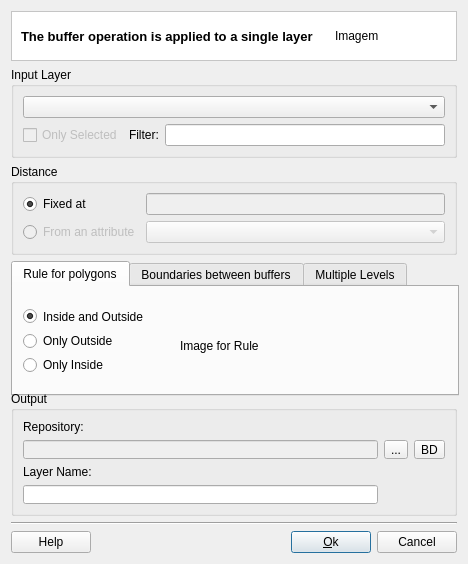
First picture: the form in src/terralib/vp/qt/ui/BufferDialogForm.ui, repository claudiobogossian/terralib5, before the edit.
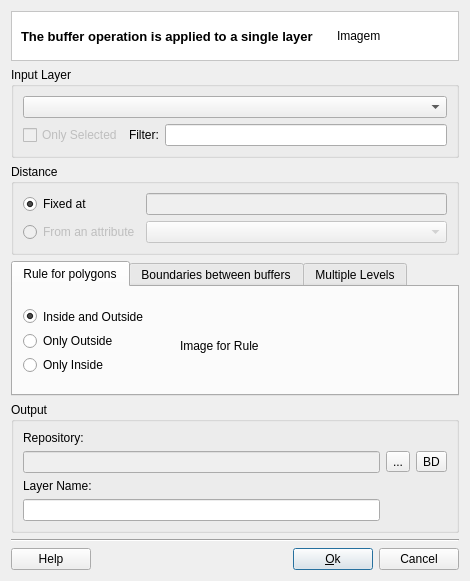
Second picture: the form after the edit. Custom widgets are drawn as their Qt base class.

Diff of the .ui file:
```diff
--- a/src/terralib/vp/qt/ui/BufferDialogForm.ui
+++ b/src/terralib/vp/qt/ui/BufferDialogForm.ui
@@ -10,12 +10,6 @@
     <height>564</height>
    </rect>
   </property>
-  <property name="minimumSize">
-   <size>
-    <width>468</width>
-    <height>564</height>
-   </size>
-  </property>
   <property name="windowTitle">
    <string>Buffer</string>
   </property>
```
